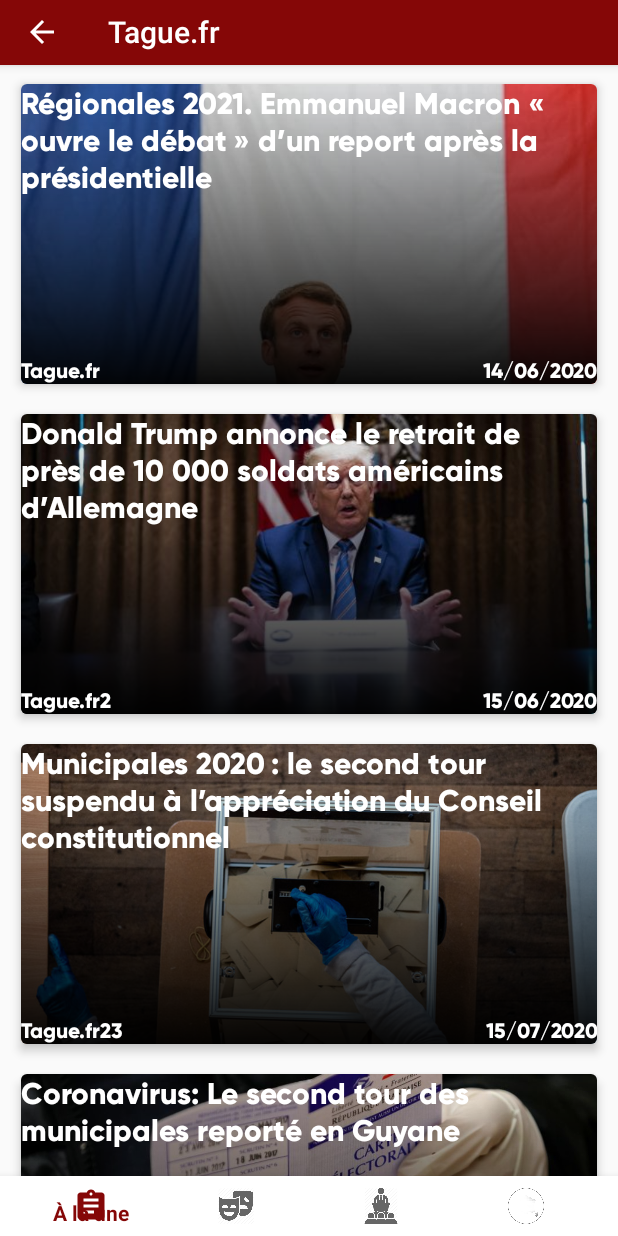
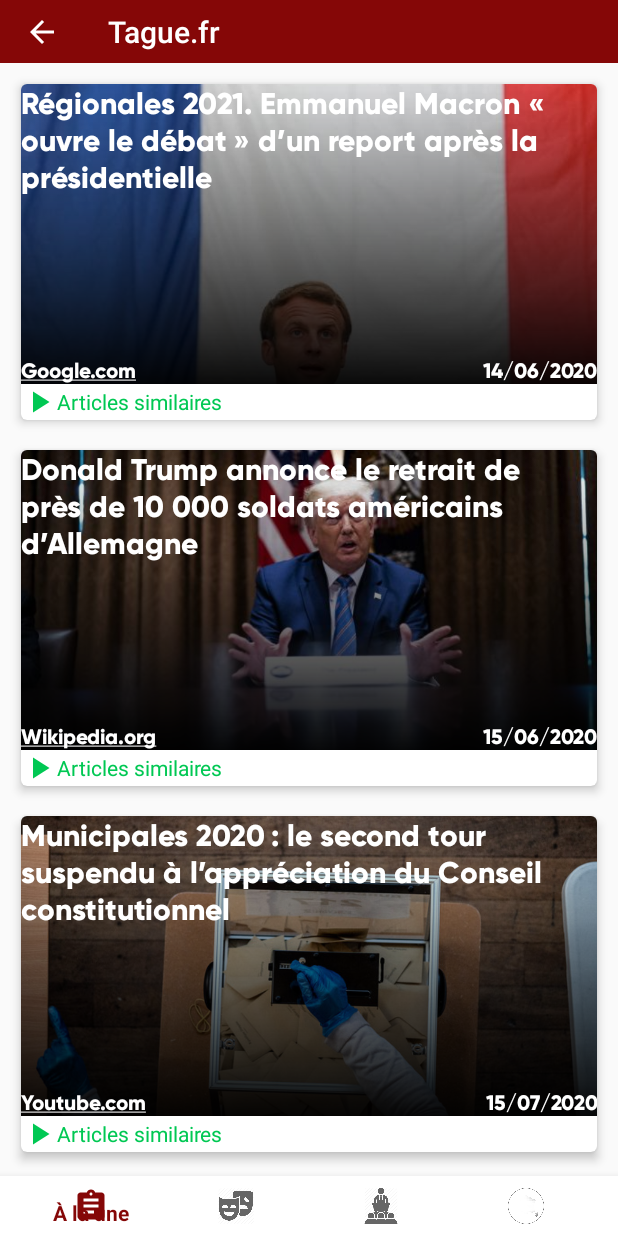
Before and after one commit to StefanStefanovski/tague.fr, an Android app: the screen it shows after launch (MainActivity), on a phone screen of 412 x 824 dp. Run offline under Robolectric (Android 15) with nearby library versions, the phone set to English and light mode, and no system bars.

Commit message:
article similaires et on itemClick avec onarticleSimilaireClick

```diff
--- a/Taguefr/app/src/main/java/com/example/taguefr/Fragments/JournauxFragment.java
+++ b/Taguefr/app/src/main/java/com/example/taguefr/Fragments/JournauxFragment.java
@@ -1,16 +1,24 @@
 package com.example.taguefr.Fragments;
 
 import android.content.Context;
+import android.content.Intent;
+import android.media.Image;
+import android.net.Uri;
 import android.os.Bundle;
 import android.view.LayoutInflater;
 import android.view.MenuItem;
 import android.view.View;
 import android.view.ViewGroup;
+import android.widget.FrameLayout;
+import android.widget.ImageView;
 import android.widget.RelativeLayout;
+import android.widget.TabHost;
+import android.widget.Toast;
 
 import androidx.annotation.NonNull;
 import androidx.annotation.Nullable;
 import androidx.appcompat.view.ContextThemeWrapper;
+import androidx.core.widget.ImageViewCompat;
 import androidx.fragment.app.Fragment;
 import androidx.fragment.app.FragmentActivity;
 import androidx.recyclerview.widget.DefaultItemAnimator;
@@ -19,6 +27,7 @@ import androidx.recyclerview.widget.RecyclerView;
 
 import com.example.taguefr.Item;
 import com.example.taguefr.ItemAdapter;
+import com.example.taguefr.MainActivity;
 import com.example.taguefr.R;
 import com.google.android.material.bottomnavigation.BottomNavigationItemView;
 import com.google.android.material.bottomnavigation.BottomNavigationView;
@@ -28,7 +37,7 @@ import java.util.ArrayList;
 public class JournauxFragment extends Fragment {
 
     private RecyclerView recyclerView;
-    private RecyclerView.Adapter adapter;
+    private ItemAdapter adapter;
     private RecyclerView.LayoutManager layoutManager;
 /*
     @Override
@@ -41,13 +50,25 @@ public class JournauxFragment extends Fragment {
     public View onCreateView(@NonNull LayoutInflater inflater, @Nullable ViewGroup container, @Nullable Bundle savedInstanceState) {
         final View rootView =inflater.inflate(R.layout.journaux_fragment, container, false);
         //return inflater.inflate(R.layout.journaux_fragment, container, false);
+        setItem(rootView);
+        bottmNavOnclick(rootView);
+        return rootView;
+
+    }
+
+    public void setItem (View rootView){
         ArrayList<Item> itemList = new ArrayList<>();
-        itemList.add(new Item(R.drawable.test2, "Régionales 2021. Emmanuel Macron « ouvre le débat » d’un report après la présidentielle", "Tague.fr", "14/06/2020"));
-        itemList.add(new Item(R.drawable.test3, "Donald Trump annonce le retrait de près de 10 000 soldats américains d’Allemagne", "Tague.fr2", "15/06/2020"));
-        itemList.add(new Item(R.drawable.test4, "Municipales 2020 : le second tour suspendu à l’appréciation du Conseil constitutionnel", "Tague.fr23", "15/07/2020"));
-        itemList.add(new Item(R.drawable.coronatague, "Coronavirus: Le second tour des municipales reporté en Guyane", "Tague.fr23", "15/07/2020"));
-        itemList.add(new Item(R.drawable.macedonia, "journaux Exemple 3", "Tague.fr23", "15/07/2020"));
+        itemList.add(new Item(R.drawable.test2, "Régionales 2021. Emmanuel Macron « ouvre le débat » d’un report après la présidentielle", "Google.com", "14/06/2020"));
+        itemList.add(new Item(R.drawable.test3, "Donald Trump annonce le retrait de près de 10 000 soldats américains d’Allemagne", "Wikipedia.org", "15/06/2020"));
+        itemList.add(new Item(R.drawable.test4, "Municipales 2020 : le second tour suspendu à l’appréciation du Conseil constitutionnel", "Youtube.com", "15/07/2020"));
+        itemList.add(new Item(R.drawable.coronatague, "Coronavirus: Le second tour des municipales reporté en Guyane", "Tague.fr", "15/07/2020"));
+        itemList.add(new Item(R.drawable.macedonia, "journaux Exemple 3", "Google.com", "15/07/2020"));
+        initializeRecycleView(rootView, itemList);
+        OnArticleClick();
 
+    }
+
+    public void initializeRecycleView(View rootView, ArrayList<Item> itemList){
 
         recyclerView = (RecyclerView)rootView.findViewById(R.id.recycleViewJournaux);
         recyclerView.setHasFixedSize(true);
@@ -57,6 +78,27 @@ public class JournauxFragment extends Fragment {
         recyclerView.setLayoutManager(layoutManager);
         recyclerView.setAdapter(adapter);
         recyclerView.setItemAnimator(new DefaultItemAnimator());
+    }
+
+    public void OnArticleClick(){
+        adapter.setOnItemClickListener(new ItemAdapter.OnItemClickListener() {
+            @Override
+            public void onItemClick(int position) {
+                //Toast.makeText(getActivity(),"ID: "+adapter.getSource(position)+"", Toast.LENGTH_SHORT).show();
+                Uri uri = Uri.parse("http://"+adapter.getSource(position)); // missing 'http://' will cause crashed
+                Intent intent = new Intent(Intent.ACTION_VIEW, uri);
+                startActivity(intent);
+
+            }
+
+            @Override
+            public void articlesSimilairesOnClick(int position) {
+                Toast.makeText(getActivity(),"Articles similaires Clicked: "+ position+"", Toast.LENGTH_SHORT).show();
+            }
+        });
+    }
+
+    public void bottmNavOnclick(final View rootView){
         BottomNavigationView bottomNavigationView = (BottomNavigationView)rootView.findViewById(R.id.bottomNavigationBarJournaux);
         bottomNavigationView.setOnNavigationItemSelectedListener(new BottomNavigationView.OnNavigationItemSelectedListener() {
             @Override
@@ -71,52 +113,27 @@ public class JournauxFragment extends Fragment {
                         itemList.add(new Item(R.drawable.coronatague, "Coronavirus: Le second tour des municipales reporté en Guyane", "Tague.fr23", "15/07/2020"));
                         itemList.add(new Item(R.drawable.macedonia, "journaux Exemple 3", "Tague.fr23", "15/07/2020"));
 
-
-                        recyclerView = (RecyclerView)rootView.findViewById(R.id.recycleViewJournaux);
-                        recyclerView.setHasFixedSize(true);
-                        layoutManager = new LinearLayoutManager(getActivity());
-                        adapter = new ItemAdapter(itemList);
-
-                        recyclerView.setLayoutManager(layoutManager);
-                        recyclerView.setAdapter(adapter);
-                        recyclerView.setItemAnimator(new DefaultItemAnimator());
+                        initializeRecycleView(rootView, itemList);
+                        OnArticleClick();
                         break;
                     case R.id.culture:
 
                         itemList.add(new Item(R.drawable.culturetest1, "La trilogie de Figaro, de Beaumarchais", "Tague.fr", "14/06/2020"));
                         itemList.add(new Item(R.drawable.test3, "TEST2 CULTURE", "Tague.fr2", "15/06/2020"));
-                        recyclerView = (RecyclerView)rootView.findViewById(R.id.recycleViewJournaux);
-                        recyclerView.setHasFixedSize(true);
-                        layoutManager = new LinearLayoutManager(getActivity());
-                        adapter = new ItemAdapter(itemList);
-
-                        recyclerView.setLayoutManager(layoutManager);
-                        recyclerView.setAdapter(adapter);
-                        recyclerView.setItemAnimator(new DefaultItemAnimator());
+                        initializeRecycleView(rootView, itemList);
+                        OnArticleClick();
                         break;
                     case R.id.Politique:
                         itemList.add(new Item(R.drawable.culturetest1, "TEST POLITIQUE", "Tague.fr", "14/06/2020"));
                         itemList.add(new Item(R.drawable.test3, "TEST2 POLITIQUE", "Tague.fr2", "15/06/2020"));
-                        recyclerView = (RecyclerView)rootView.findViewById(R.id.recycleViewJournaux);
-                        recyclerView.setHasFixedSize(true);
-                        layoutManager = new LinearLayoutManager(getActivity());
-                        adapter = new ItemAdapter(itemList);
-
-                        recyclerView.setLayoutManager(layoutManager);
-                        recyclerView.setAdapter(adapter);
-                        recyclerView.setItemAnimator(new DefaultItemAnimator());
+                        initializeRecycleView(rootView, itemList);
+                        OnArticleClick();
                         break;
-                        case R.id.France:
+                    case R.id.France:
                         itemList.add(new Item(R.drawable.culturetest1, "TEST FRANCE", "Tague.fr", "14/06/2020"));
                         itemList.add(new Item(R.drawable.test3, "TEST2 FRANCE", "Tague.fr2", "15/06/2020"));
-                        recyclerView = (RecyclerView)rootView.findViewById(R.id.recycleViewJournaux);
-                        recyclerView.setHasFixedSize(true);
-                        layoutManager = new LinearLayoutManager(getActivity());
-                        adapter = new ItemAdapter(itemList);
-
-                        recyclerView.setLayoutManager(layoutManager);
-                        recyclerView.setAdapter(adapter);
-                        recyclerView.setItemAnimator(new DefaultItemAnimator());
+                        initializeRecycleView(rootView, itemList);
+                        OnArticleClick();
                         break;
 
                 }
@@ -124,8 +141,5 @@ public class JournauxFragment extends Fragment {
                 return true;
             }
         });
-        return rootView;
-
-
     }
 }
--- a/Taguefr/app/src/main/java/com/example/taguefr/ItemAdapter.java
+++ b/Taguefr/app/src/main/java/com/example/taguefr/ItemAdapter.java
@@ -1,6 +1,6 @@
 package com.example.taguefr;
 
-import android.media.Image;
+import android.graphics.Paint;
 import android.view.LayoutInflater;
 import android.view.View;
 import android.view.ViewGroup;
@@ -15,19 +15,73 @@ import java.util.ArrayList;
 public class ItemAdapter extends RecyclerView.Adapter<ItemAdapter.ItemViewholder> {
 
     private ArrayList<Item> mItemList;
+
+    private OnItemClickListener mListener;
+
+    public interface OnItemClickListener{
+        void onItemClick(int position);
+
+        void articlesSimilairesOnClick(int position);
+    }
+
+    public void setOnItemClickListener(OnItemClickListener listener){
+        mListener = listener;
+    }
+    public String getSource(int position){
+        return mItemList.get(position).getmSource();
+    }
     public static class ItemViewholder extends RecyclerView.ViewHolder{
         public ImageView mimageView;
         public TextView mtitle;
         public TextView msource;
         public TextView mdate;
 
-        public ItemViewholder(@NonNull View itemView) {
+        public ItemViewholder(@NonNull View itemView, final OnItemClickListener listener) {
             super(itemView);
             mimageView = itemView.findViewById(R.id.imageView);
             mtitle = itemView.findViewById(R.id.titleTextView);
             msource = itemView.findViewById(R.id.sourceTextView);
+            msource.setPaintFlags(msource.getPaintFlags() | Paint.UNDERLINE_TEXT_FLAG);
             mdate = itemView.findViewById(R.id.dateTextView);
+            ImageView articleImageView = itemView.findViewById(R.id.articles);
+            TextView articlesTextView = itemView.findViewById(R.id.articlesTextView);
 
+
+            itemView.setOnClickListener(new View.OnClickListener() {
+                @Override
+                public void onClick(View v) {
+                    if (listener!=null){
+                        int position = getAdapterPosition();
+                        if(position!=RecyclerView.NO_POSITION){
+                            listener.onItemClick(position);
+                        }
+                    }
+                }
+            });
+
+            articleImageView.setOnClickListener(new View.OnClickListener() {
+                @Override
+                public void onClick(View v) {
+                    if (listener!=null){
+                        int position = getAdapterPosition();
+                        if(position!=RecyclerView.NO_POSITION){
+                            listener.articlesSimilairesOnClick(position);
+                        }
+                    }
+                }
+            });
+
+            articlesTextView.setOnClickListener(new View.OnClickListener() {
+                @Override
+                public void onClick(View v) {
+                    if (listener!=null){
+                        int position = getAdapterPosition();
+                        if(position!=RecyclerView.NO_POSITION){
+                            listener.articlesSimilairesOnClick(position);
+                        }
+                    }
+                }
+            });
         }
     }
 
@@ -39,7 +93,7 @@ public class ItemAdapter extends RecyclerView.Adapter<ItemAdapter.ItemViewholder
     @Override
     public ItemViewholder onCreateViewHolder(@NonNull ViewGroup parent, int viewType) {
         View v = LayoutInflater.from(parent.getContext()).inflate(R.layout.item, parent, false);
-        ItemViewholder IVH = new ItemViewholder(v);
+        ItemViewholder IVH = new ItemViewholder(v,mListener);
         return IVH;
 
     }
--- a/Taguefr/app/src/main/java/com/example/taguefr/MainActivity.java
+++ b/Taguefr/app/src/main/java/com/example/taguefr/MainActivity.java
@@ -79,7 +79,7 @@ public class MainActivity extends AppCompatActivity {
         switch (menuItem.getItemId()){
             case R.id.journauxItem:
                 FragmentClass = JournauxFragment.class;
-                toolbar.setBackgroundColor(Color.parseColor("#1E9EB1"));
+                toolbar.setBackgroundColor(Color.parseColor("#850707"));
                 break;
             case R.id.sportsItem:
                 FragmentClass = SportsFragment.class;
--- /dev/null
+++ b/Taguefr/app/src/main/res/drawable/articles_similaires.xml
@@ -0,0 +1,5 @@
+<vector android:height="24dp" android:tint="#00C853"
+    android:viewportHeight="24.0" android:viewportWidth="24.0"
+    android:width="24dp" xmlns:android="http://schemas.android.com/apk/res/android">
+    <path android:fillColor="#FF000000" android:pathData="M8,5v14l11,-7z"/>
+</vector>
--- a/Taguefr/app/src/main/res/layout/item.xml
+++ b/Taguefr/app/src/main/res/layout/item.xml
@@ -7,10 +7,14 @@
     app:cardCornerRadius="4dp"
     android:padding="10dp"
     android:layout_margin="10dp">
-
+    <LinearLayout
+        android:layout_width="match_parent"
+        android:layout_height="match_parent"
+        android:orientation="vertical">
     <FrameLayout
         android:layout_width="match_parent"
-        android:layout_height="200dp">
+        android:layout_height="200dp"
+        android:id="@+id/frameLayout">
 
         <ImageView
             android:layout_width="match_parent"
@@ -55,4 +59,23 @@
 
          </LinearLayout>
     </FrameLayout>
+        <LinearLayout
+            android:layout_width="match_parent"
+            android:layout_height="wrap_content"
+            android:orientation="horizontal">
+            <ImageView
+                android:layout_width="wrap_content"
+                android:layout_height="wrap_content"
+                android:src="@drawable/articles_similaires"
+                android:id="@+id/articles"/>
+            <TextView
+                android:layout_width="match_parent"
+                android:layout_height="wrap_content"
+                android:text="Articles similaires"
+                android:textColor="#00C853"
+                android:layout_gravity="center"
+                android:id="@+id/articlesTextView"
+                />
+        </LinearLayout>
+    </LinearLayout>
 </androidx.cardview.widget.CardView>
--- a/Taguefr/app/src/main/res/layout/journaux_fragment.xml
+++ b/Taguefr/app/src/main/res/layout/journaux_fragment.xml
@@ -5,23 +5,6 @@
     xmlns:app="http://schemas.android.com/apk/res-auto"
     android:id="@+id/RLJournaux"
     android:orientation="vertical">
-    <com.google.android.material.appbar.AppBarLayout
-        android:layout_width="match_parent"
-        android:layout_height="@dimen/cardview_compat_inset_shadow">
-
-        <com.google.android.material.appbar.CollapsingToolbarLayout
-            android:layout_width="match_parent"
-            android:layout_height="match_parent"
-            app:contentScrim="?attr/colorPrimary"
-            app:expandedTitleGravity="top"
-            app:layout_scrollFlags="scroll|exitUntilCollapsed|snap">
-
-            <androidx.appcompat.widget.Toolbar
-                android:layout_width="match_parent"
-                android:layout_height="?attr/actionBarSize"
-                app:layout_collapseMode="pin"/>
-        </com.google.android.material.appbar.CollapsingToolbarLayout>
-    </com.google.android.material.appbar.AppBarLayout>
     <com.google.android.material.bottomnavigation.BottomNavigationView
         android:layout_width="match_parent"
         android:layout_height="40dp"
@@ -38,4 +21,5 @@
         android:id="@+id/recycleViewJournaux"
         android:padding="4dp"
         />
+
 </androidx.coordinatorlayout.widget.CoordinatorLayout>
```
